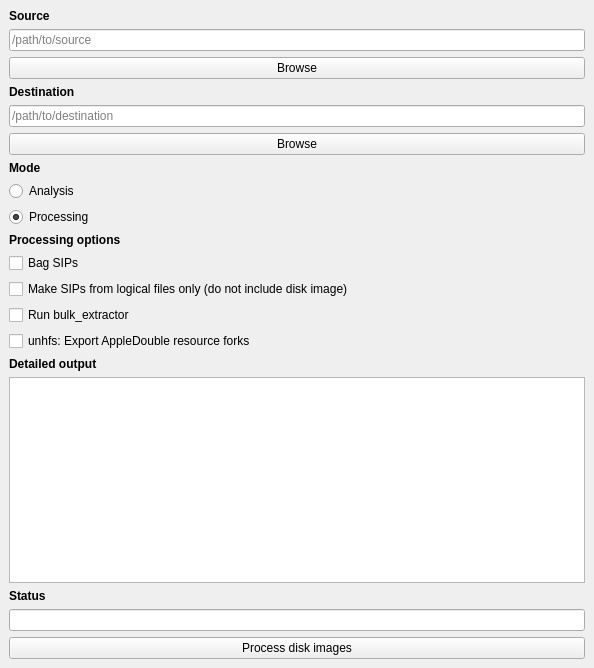
Before: the Qt Designer form design.ui in CCA-Public/diskimageprocessor, drawn with Qt 5.
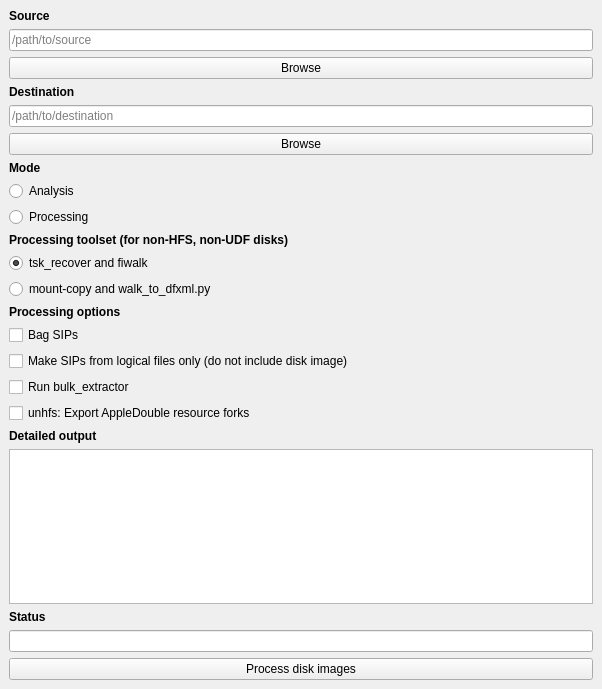
After: the same form once the commit is applied.

Commit message: Add toolset options

Patch:
```diff
--- a/design.ui
+++ b/design.ui
@@ -6,8 +6,8 @@
    <rect>
     <x>0</x>
     <y>0</y>
-    <width>594</width>
-    <height>668</height>
+    <width>602</width>
+    <height>689</height>
    </rect>
   </property>
   <property name="windowTitle">
@@ -84,6 +84,39 @@
       </property>
      </widget>
     </item>
+    <item>
+     <widget class="QLabel" name="label_5">
+      <property name="text">
+       <string>&lt;html&gt;&lt;head/&gt;&lt;body&gt;&lt;p&gt;&lt;span style=&quot; font-weight:600;&quot;&gt;Processing toolset (for non-HFS, non-UDF disks)&lt;/span&gt;&lt;/p&gt;&lt;/body&gt;&lt;/html&gt;</string>
+      </property>
+     </widget>
+    </item>
+    <item>
+     <widget class="QRadioButton" name="sleuthkit">
+      <property name="text">
+       <string>tsk_recover and fiwalk</string>
+      </property>
+      <property name="checked">
+       <bool>true</bool>
+      </property>
+      <property name="autoRepeat">
+       <bool>false</bool>
+      </property>
+      <attribute name="buttonGroup">
+       <string notr="true">buttonGroup_2</string>
+      </attribute>
+     </widget>
+    </item>
+    <item>
+     <widget class="QRadioButton" name="mountcopy">
+      <property name="text">
+       <string>mount-copy and walk_to_dfxml.py</string>
+      </property>
+      <attribute name="buttonGroup">
+       <string notr="true">buttonGroup_2</string>
+      </attribute>
+     </widget>
+    </item>
     <item>
      <widget class="QLabel" name="label">
       <property name="text">
```
Left out of the diff: 3 changed lines with no effect on the pictures. The commit also changes 3 other files.
